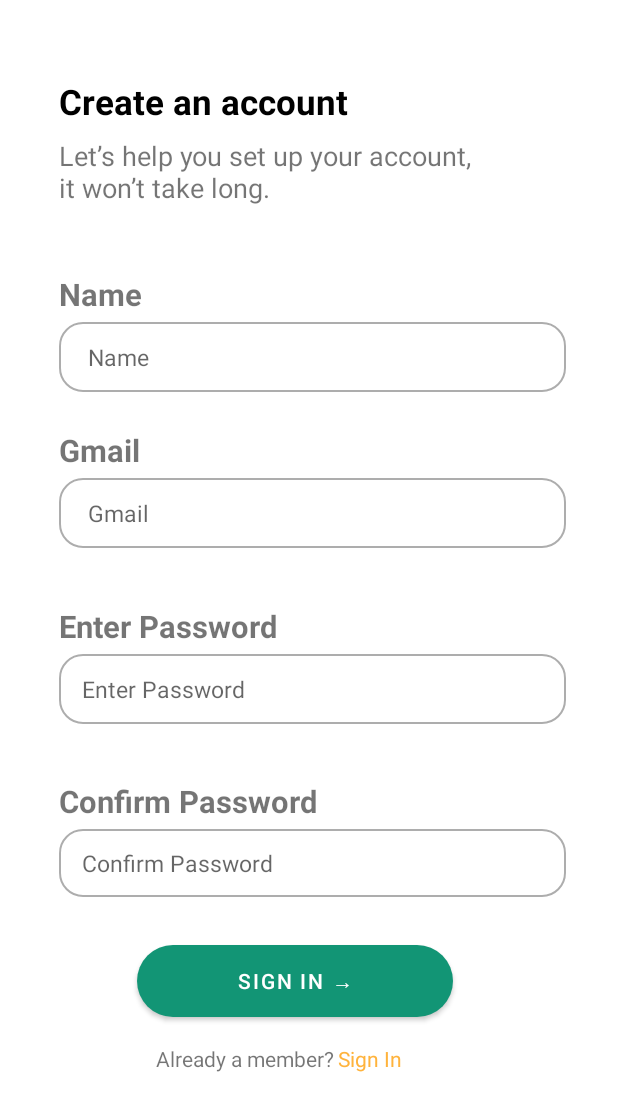
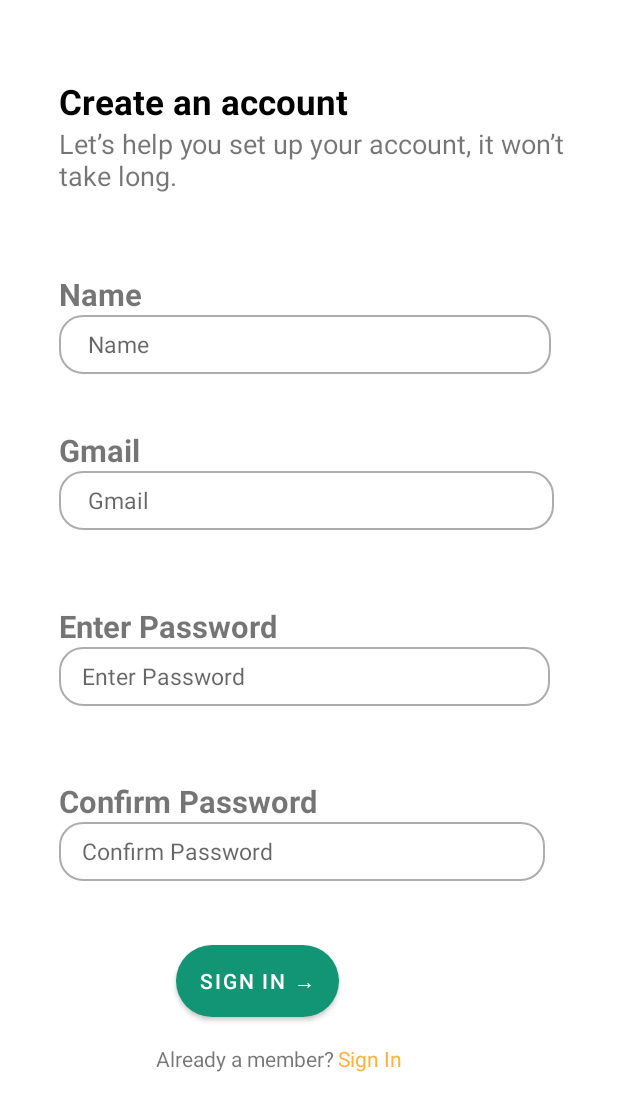
Before and after one commit to CallmeDunno/FoodRecipe, an Android app: the layout food_recipe_fragment_signup.xml on its own in the app's theme, with its tools: preview values and no code run, on a phone screen of 412 x 824 dp. Shown: the top 1111 px of the screen. Run offline under Robolectric (Android 15) with nearby library versions, the phone set to English and light mode, and no system bars.

Commit message:
update:id,layout_width,height

```diff
--- a/app/src/main/res/layout/food_recipe_fragment_signup.xml
+++ b/app/src/main/res/layout/food_recipe_fragment_signup.xml
@@ -1,123 +1,122 @@
 <?xml version="1.0" encoding="utf-8"?>
 <FrameLayout xmlns:android="http://schemas.android.com/apk/res/android"
-
     android:layout_width="match_parent"
     android:layout_height="match_parent"
     xmlns:app="http://schemas.android.com/apk/res-auto">
 
     <RelativeLayout
-        android:id="@+id/welcome_text"
-        android:layout_width="@dimen/_214sdp"
-        android:layout_height="@dimen/_90sdp"
+        android:id="@+id/relative_layout_welcome_text"
+        android:layout_width="wrap_content"
+        android:layout_height="wrap_content"
         android:layout_alignParentLeft="true"
         android:layout_alignParentTop="true"
         android:layout_marginLeft="@dimen/_30sdp"
         android:layout_marginTop="@dimen/_40sdp">
 
         <TextView
-            android:id="@+id/hello"
-            android:layout_width="match_parent"
-            android:layout_height="@dimen/_30sdp"
+            android:id="@+id/text_view_create_account"
+            android:layout_width="wrap_content"
+            android:layout_height="wrap_content"
             android:text="Create an account"
             android:textColor="@color/black"
             android:textSize="@dimen/_18ssp"
             android:textStyle="bold" />
 
         <TextView
-            android:id="@+id/WelcomeBack"
+            android:id="@+id/text_view_welcome_back"
             android:layout_width="wrap_content"
-            android:layout_height="77dp"
-            android:layout_below="@id/hello"
+            android:layout_height="wrap_content"
+            android:layout_below="@id/text_view_create_account"
             android:text="Let’s help you set up your account, it won’t take long."
             android:textSize="@dimen/_14ssp" />
     </RelativeLayout>
+
     <RelativeLayout
-        android:id="@+id/input_field"
-        android:layout_width="@dimen/_260sdp"
-        android:layout_height="@dimen/_61sdp"
+        android:id="@+id/relative_layout_input_field_name"
+        android:layout_width="328dp"
+        android:layout_height="68dp"
         android:layout_alignParentLeft="true"
+        android:layout_alignParentTop="true"
         android:layout_marginLeft="@dimen/_30sdp"
-        android:layout_alignParentTop="true"
         android:layout_marginTop="@dimen/_140sdp">
 
         <TextView
-            android:id="@+id/name"
+            android:id="@+id/text_view_name_label"
             android:layout_width="wrap_content"
-            android:layout_height="@dimen/_25sdp"
+            android:layout_height="wrap_content"
             android:text="Name"
             android:textSize="@dimen/_16ssp"
             android:textStyle="bold" />
 
         <EditText
-            android:id="@+id/name_input"
+            android:id="@+id/edit_text_name_input"
             android:layout_width="match_parent"
-            android:layout_height="47dp"
-            android:layout_below="@id/name"
+            android:layout_height="39dp"
+            android:layout_below="@id/text_view_name_label"
             android:layout_marginTop="0dp"
             android:background="@drawable/rounded_edittext"
             android:hint="Name"
             android:inputType="textPassword"
-            app:backgroundTint="@null"
             android:paddingStart="@dimen/_15sdp"
-            android:textSize="@dimen/_12ssp"/>
+            android:textSize="@dimen/_12ssp"
+            app:backgroundTint="@null" />
 
     </RelativeLayout>
 
     <RelativeLayout
-        android:id="@+id/input_field1"
-        android:layout_width="@dimen/_260sdp"
-        android:layout_height="@dimen/_61sdp"
+        android:id="@+id/relative_layout_input_field_gmail"
+        android:layout_width="330dp"
+        android:layout_height="68dp"
         android:layout_alignParentLeft="true"
+        android:layout_alignParentTop="true"
         android:layout_marginLeft="@dimen/_30sdp"
-        android:layout_alignParentTop="true"
         android:layout_marginTop="@dimen/_220sdp">
 
         <TextView
-            android:id="@+id/gmail"
+            android:id="@+id/text_view_gmail_label"
             android:layout_width="wrap_content"
-            android:layout_height="@dimen/_25sdp"
+            android:layout_height="wrap_content"
             android:text="Gmail"
             android:textSize="@dimen/_16ssp"
             android:textStyle="bold" />
 
         <EditText
-            android:id="@+id/gmail_input"
+            android:id="@+id/edit_text_gmail_input"
             android:layout_width="match_parent"
-            android:layout_height="47dp"
-            android:layout_below="@id/gmail"
+            android:layout_height="39dp"
+            android:layout_below="@id/text_view_gmail_label"
             android:layout_marginTop="0dp"
             android:background="@drawable/rounded_edittext"
             android:hint="Gmail"
             android:inputType="textPassword"
-            app:backgroundTint="@null"
             android:paddingStart="@dimen/_15sdp"
-            android:textSize="@dimen/_12ssp"/>
+            android:textSize="@dimen/_12ssp"
+            app:backgroundTint="@null" />
 
     </RelativeLayout>
 
-
     <RelativeLayout
-        android:id="@+id/input_field2"
-        android:layout_width="@dimen/_260sdp"
-        android:layout_height="@dimen/_61sdp"
+        android:id="@+id/relative_layout_input_field_password"
+        android:layout_width="327dp"
+        android:layout_height="68dp"
         android:layout_alignParentLeft="true"
         android:layout_alignParentTop="true"
         android:layout_marginLeft="@dimen/_30sdp"
         android:layout_marginTop="@dimen/_310sdp">
 
         <TextView
-            android:id="@+id/password"
+            android:id="@+id/text_view_password_label"
             android:layout_width="wrap_content"
-            android:layout_height="@dimen/_25sdp"
+            android:layout_height="wrap_content"
             android:text="Enter Password"
             android:textSize="@dimen/_16ssp"
             android:textStyle="bold" />
 
         <EditText
-            android:id="@+id/password_input"
+            android:id="@+id/edit_text_password_input"
             android:layout_width="match_parent"
-            android:layout_height="47dp"
-            android:layout_below="@id/password"
+            android:layout_height="39dp"
+            android:layout_below="@id/text_view_password_label"
             android:layout_marginTop="0dp"
             android:background="@drawable/rounded_edittext"
             android:hint="Enter Password"
@@ -127,28 +126,29 @@
             app:backgroundTint="@null" />
 
     </RelativeLayout>
+
     <RelativeLayout
-        android:id="@+id/input_field3"
-        android:layout_width="@dimen/_260sdp"
-        android:layout_height="@dimen/_61sdp"
+        android:id="@+id/relative_layout_input_field_confirmpassword"
+        android:layout_width="324dp"
+        android:layout_height="70dp"
         android:layout_alignParentLeft="true"
         android:layout_alignParentTop="true"
         android:layout_marginLeft="@dimen/_30sdp"
         android:layout_marginTop="@dimen/_400sdp">
 
         <TextView
-            android:id="@+id/ConfirmPassword"
+            android:id="@+id/text_view_confirmpassword_label"
             android:layout_width="wrap_content"
-            android:layout_height="@dimen/_25sdp"
+            android:layout_height="wrap_content"
             android:text="Confirm Password"
             android:textSize="@dimen/_16ssp"
             android:textStyle="bold" />
 
         <EditText
-            android:id="@+id/ConfirmPassword_input"
+            android:id="@+id/edit_text_confirmpassword_input"
             android:layout_width="match_parent"
-            android:layout_height="45dp"
-            android:layout_below="@id/ConfirmPassword"
+            android:layout_height="39dp"
+            android:layout_below="@id/text_view_confirmpassword_label"
             android:layout_marginTop="0dp"
             android:background="@drawable/rounded_edittext"
             android:hint="Confirm Password"
@@ -158,13 +158,14 @@
             app:backgroundTint="@null" />
 
     </RelativeLayout>
+
     <Button
-        android:id="@+id/button_start_cooking"
-        android:layout_width="@dimen/_162sdp"
+        android:id="@+id/button_sign_in"
+        android:layout_width="wrap_content"
         android:layout_height="wrap_content"
         android:layout_alignParentLeft="true"
         android:layout_alignParentTop="true"
-        android:layout_marginLeft="@dimen/_70sdp"
+        android:layout_marginLeft="@dimen/_90sdp"
         android:layout_marginTop="630dp"
         android:background="@drawable/button_background"
         android:text="Sign in →"
@@ -173,7 +174,7 @@
         app:backgroundTint="@null" />
 
     <TextView
-        android:id="@+id/don_t_have_"
+        android:id="@+id/text_view_already_member"
         android:layout_width="wrap_content"
         android:layout_height="wrap_content"
         android:layout_alignParentLeft="true"
@@ -182,10 +183,10 @@
         android:layout_marginTop="696dp"
         android:gravity="center_vertical"
         android:text="Already a member?"
-    />
+        />
 
     <TextView
-        android:id="@+id/sign_up"
+        android:id="@+id/sign_in"
         android:layout_width="wrap_content"
         android:layout_height="wrap_content"
         android:layout_alignParentLeft="true"
@@ -195,8 +196,6 @@
         android:gravity="center_vertical"
         android:text=" Sign In"
         android:textColor="@color/orange_yellow"
-    />
-
-
+        />
 
 </FrameLayout>
```
Also changed, not shown: app/src/main/res/layout/food_recipe_fragment_signin.xml (+40 -41 lines), app/src/main/res/layout/food_recipe_fragment_splash.xml (+16 -22 lines).
